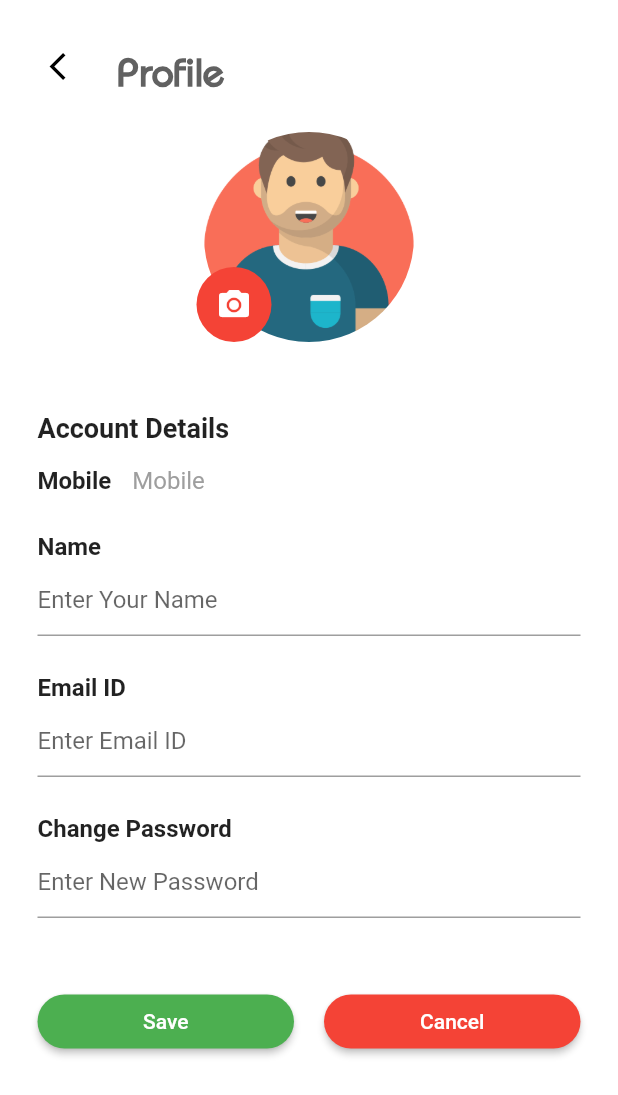
After one commit to ifaraaz/Returndex-Flutter-App, a Flutter app: the ProfilePage screen opened directly, after a tap on the "edit" icon, on a phone screen of 412 x 824 dp. The commit adds this screen. Shown: the top 1095 px of the screen. Run offline on Flutter 3.47's test engine with Material 2 defaults, Android fonts, the phone set to English and light mode, and no system bars; our stand-ins replace bottom_navy_bar, carousel_slider, connectivity, flutter_screenutil, flutter_speed_dial, intro_slider and 2 more; missing offline and left inert: barcode_scan; accounts and stored records are empty; network calls fail.

Commit message:
profile api linked
profile ui complete , api linked but data not connected

```diff
--- a/lib/main.dart
+++ b/lib/main.dart
@@ -1,6 +1,7 @@
 import 'dart:async';
 import 'dart:io';
 import 'package:flutter/material.dart';
+import 'package:flutter/cupertino.dart';
 import 'package:ReturnDex/reuseable/networkUtility.dart';
 import 'package:ReturnDex/ui/login.dart';
 import 'package:ReturnDex/ui/otp_verify.dart';
--- a/lib/reuseable/networkUtility.dart
+++ b/lib/reuseable/networkUtility.dart
@@ -1,5 +1,6 @@
 import 'dart:async';
 import 'dart:convert';
+import 'dart:core';
 import 'package:flutter/material.dart';
 import 'package:http/http.dart' as http;
 import 'package:ReturnDex/model/Auth.dart';
@@ -363,7 +364,50 @@ else{
 
 //---------------------------END-------------------
 
+//--------------------Profile Details----------------
 
+Future<String> getProfileDetails(BuildContext context) async {
+    var endpoint = "/UserProfile/GetUserProfile";
+   var auth_Token =getTokenPreferences();
+    if (authToken != "") {
+
+    String authorization = "Basic "+authToken;
+     print(authorization);
+
+// http get request with paraemeters
+    final url = new Uri.http(host_withoutHTTP, endpoint, );
+
+    Map<String,String> headers = {
+      'Content-Type' : 'application/json',
+      'Accept': 'application/json',
+      'Authorization':authorization,
+    };
+try {
+  final response =
+        await http.get(url, headers: headers);
+
+    final status =response.statusCode;
+    print(status);
+    print(response.body);
+
+
+
+      return "";
+
+
+
+
+
+    } catch (exception) {
+  //	print(exception);
+   // logoutUser();
+		return null;
+  }
+
+}
+}
+
+//---------------------------END-------------------
 
 // Shared Preference to save value in cache for future references
 Future<bool> saveTokenPreferences(String token) async{
--- /dev/null
+++ b/lib/ui/profile.dart
@@ -0,0 +1,365 @@
+import 'package:ReturnDex/reuseable/networkUtility.dart';
+import 'package:ReturnDex/reuseable/slideanimation.dart';
+import 'package:ReturnDex/ui/welcome.dart';
+import 'package:flutter/material.dart';
+import 'package:flutter/widgets.dart';
+import 'package:flutter_screenutil/flutter_screenutil.dart';
+
+class ProfilePage extends StatefulWidget {
+  @override
+  _ProfilePageState createState() => _ProfilePageState();
+}
+
+class _ProfilePageState extends State<ProfilePage> with SingleTickerProviderStateMixin{
+   bool _status = true;
+  final FocusNode myFocusNode = FocusNode();
+
+  @override
+  void initState() {
+    // TODO: implement initState
+    super.initState();
+    getProfileDetails(context);
+  }
+
+  @override
+  Widget build(BuildContext context) {
+    return new Scaffold(
+        body: new Container(
+      color: Colors.white,
+      child: new ListView(
+        children: <Widget>[
+          Column(
+            children: <Widget>[
+              new Container(
+                height: 250.0,
+                color: Colors.white,
+                child: new Column(
+                  children: <Widget>[
+                    Padding(
+                        padding: EdgeInsets.only(left: 20.0, top: 20.0),
+                        child: new Row(
+                          crossAxisAlignment: CrossAxisAlignment.start,
+                          children: <Widget>[
+                            new IconButton(
+                              icon : Icon(Icons.arrow_back_ios),
+                              onPressed: (){
+                                 Navigator.push(context, SlideRightRoute(widget: MyWelcomePage()));
+                              },
+
+                              color: Colors.black,
+                              iconSize: 22.0,
+                            ),
+                            Padding(
+                              padding: EdgeInsets.only(left: 10.0 , top: 12.0),
+                              child: new Text('Profile',
+                                  style: TextStyle(
+                                      fontSize: ScreenUtil(allowFontScaling: true).setSp(50),
+                                        color:Colors.grey.shade700,
+                                        fontFamily: "Bauhaus",
+                                        fontWeight: FontWeight.bold,
+                                      )),
+                            )
+                          ],
+                        )),
+                    Padding(
+                      padding: EdgeInsets.only(top: 20.0),
+                      child: new Stack(fit: StackFit.loose, children: <Widget>[
+                        new Row(
+                          crossAxisAlignment: CrossAxisAlignment.center,
+                          mainAxisAlignment: MainAxisAlignment.center,
+                          children: <Widget>[
+                            new Container(
+                                width: 140.0,
+                                height: 140.0,
+                                decoration: new BoxDecoration(
+                                  shape: BoxShape.circle,
+                                  image: new DecorationImage(
+                                    image: new ExactAssetImage(
+                                        'images/usericon.png'),
+                                    fit: BoxFit.cover,
+                                  ),
+                                )),
+                          ],
+                        ),
+                        Padding(
+                            padding: EdgeInsets.only(top: 90.0, right: 100.0),
+                            child: new Row(
+                              mainAxisAlignment: MainAxisAlignment.center,
+                              children: <Widget>[
+                                new CircleAvatar(
+                                  backgroundColor: Colors.red,
+                                  radius: 25.0,
+                                  child: new Icon(
+                                    Icons.camera_alt,
+                                    color: Colors.white,
+                                  ),
+                                )
+                              ],
+                            )),
+                      ]),
+                    )
+                  ],
+                ),
+              ),
+              new Container(
+                color: Color(0xffFFFFFF),
+                child: Padding(
+                  padding: EdgeInsets.only(bottom: 20.0),
+                  child: new Column(
+                    crossAxisAlignment: CrossAxisAlignment.start,
+                    mainAxisAlignment: MainAxisAlignment.start,
+                    children: <Widget>[
+                      Padding(
+                          padding: EdgeInsets.only(
+                              left: 25.0, right: 25.0, top: 25.0),
+                          child: new Row(
+                            mainAxisAlignment: MainAxisAlignment.spaceBetween,
+                            mainAxisSize: MainAxisSize.max,
+                            children: <Widget>[
+                              new Column(
+                                mainAxisAlignment: MainAxisAlignment.start,
+                                mainAxisSize: MainAxisSize.min,
+                                children: <Widget>[
+                                  new Text(
+                                    'Account Details',
+                                    style: TextStyle(
+                                        fontSize: 18.0,
+                                        fontWeight: FontWeight.bold),
+                                  ),
+                                ],
+                              ),
+                              new Column(
+                                mainAxisAlignment: MainAxisAlignment.end,
+                                mainAxisSize: MainAxisSize.min,
+                                children: <Widget>[
+                                  _status ? _getEditIcon() : new Container(),
+                                ],
+                              )
+                            ],
+                          )),
+
+                          Padding(
+                            padding: EdgeInsets.only(
+                              left: 25.0, right: 25.0, top: 15.0
+                            ),
+                            child: Row(
+                               mainAxisSize: MainAxisSize.max,
+                              children: <Widget>[
+                                new Text(
+                                    'Mobile ',
+                                    style: TextStyle(
+                                        fontSize: 16.0,
+                                        fontWeight: FontWeight.bold),
+                                  ),
+                                SizedBox(width: 10.0,),
+                                new Text(
+                                    'Mobile',
+                                    style: TextStyle(
+                                        fontSize: 16.0,
+                                        color: Colors.grey,
+                                        ),
+                                  ),
+
+                              ],
+                            ),
+                          ),
+                      Padding(
+                          padding: EdgeInsets.only(
+                              left: 25.0, right: 25.0, top: 25.0),
+                          child: new Row(
+                            mainAxisSize: MainAxisSize.max,
+                            children: <Widget>[
+                              new Column(
+                                mainAxisAlignment: MainAxisAlignment.start,
+                                mainAxisSize: MainAxisSize.min,
+                                children: <Widget>[
+                                  new Text(
+                                    'Name',
+                                    style: TextStyle(
+                                        fontSize: 16.0,
+                                        fontWeight: FontWeight.bold),
+                                  ),
+                                ],
+                              ),
+                            ],
+                          )),
+                      Padding(
+                          padding: EdgeInsets.only(
+                              left: 25.0, right: 25.0, top: 2.0),
+                          child: new Row(
+                            mainAxisSize: MainAxisSize.max,
+                            children: <Widget>[
+                              new Flexible(
+                                child: new TextField(
+                                  decoration: const InputDecoration(
+                                    hintText: "Enter Your Name",
+                                  ),
+                                  enabled: !_status,
+                                  autofocus: !_status,
+
+                                ),
+                              ),
+                            ],
+                          )),
+                      Padding(
+                          padding: EdgeInsets.only(
+                              left: 25.0, right: 25.0, top: 25.0),
+                          child: new Row(
+                            mainAxisSize: MainAxisSize.max,
+                            children: <Widget>[
+                              new Column(
+                                mainAxisAlignment: MainAxisAlignment.start,
+                                mainAxisSize: MainAxisSize.min,
+                                children: <Widget>[
+                                  new Text(
+                                    'Email ID',
+                                    style: TextStyle(
+                                        fontSize: 16.0,
+                                        fontWeight: FontWeight.bold),
+                                  ),
+                                ],
+                              ),
+                            ],
+                          )),
+                      Padding(
+                          padding: EdgeInsets.only(
+                              left: 25.0, right: 25.0, top: 2.0),
+                          child: new Row(
+                            mainAxisSize: MainAxisSize.max,
+                            children: <Widget>[
+                              new Flexible(
+                                child: new TextField(
+                                  decoration: const InputDecoration(
+                                      hintText: "Enter Email ID"),
+                                  enabled: !_status,
+                                ),
+                              ),
+                            ],
+                          )),
+                      Padding(
+                          padding: EdgeInsets.only(
+                              left: 25.0, right: 25.0, top: 25.0),
+                          child: new Row(
+                            mainAxisSize: MainAxisSize.max,
+                            children: <Widget>[
+                              new Column(
+                                mainAxisAlignment: MainAxisAlignment.start,
+                                mainAxisSize: MainAxisSize.min,
+                                children: <Widget>[
+                                  new Text(
+                                    'Change Password',
+                                    style: TextStyle(
+                                        fontSize: 16.0,
+                                        fontWeight: FontWeight.bold),
+                                  ),
+                                ],
+                              ),
+                            ],
+                          )),
+                      Padding(
+                          padding: EdgeInsets.only(
+                              left: 25.0, right: 25.0, top: 2.0),
+                          child: new Row(
+                            mainAxisSize: MainAxisSize.max,
+                            children: <Widget>[
+                              new Flexible(
+                                child: new TextField(
+                                  decoration: const InputDecoration(
+                                      hintText: "Enter New Password"),
+                                  enabled: !_status,
+                                ),
+                              ),
+                            ],
+                          )),
+
+
+                      !_status ? _getActionButtons() : new Container(),
+                    ],
+                  ),
+                ),
+              )
+            ],
+          ),
+        ],
+      ),
+    ));
+  }
+
+  @override
+  void dispose() {
+    // Clean up the controller when the Widget is disposed
+    myFocusNode.dispose();
+    super.dispose();
+  }
+
+  Widget _getActionButtons() {
+    return Padding(
+      padding: EdgeInsets.only(left: 25.0, right: 25.0, top: 45.0),
+      child: new Row(
+        mainAxisSize: MainAxisSize.max,
+        mainAxisAlignment: MainAxisAlignment.start,
+        children: <Widget>[
+          Expanded(
+            child: Padding(
+              padding: EdgeInsets.only(right: 10.0),
+              child: Container(
+                  child: new RaisedButton(
+                child: new Text("Save"),
+                textColor: Colors.white,
+                color: Colors.green,
+                onPressed: () {
+                  setState(() {
+                    _status = true;
+                    FocusScope.of(context).requestFocus(new FocusNode());
+                  });
+                },
+                shape: new RoundedRectangleBorder(
+                    borderRadius: new BorderRadius.circular(20.0)),
+              )),
+            ),
+            flex: 2,
+          ),
+          Expanded(
+            child: Padding(
+              padding: EdgeInsets.only(left: 10.0),
+              child: Container(
+                  child: new RaisedButton(
+                child: new Text("Cancel"),
+                textColor: Colors.white,
+                color: Colors.red,
+                onPressed: () {
+                  setState(() {
+                    _status = true;
+                    FocusScope.of(context).requestFocus(new FocusNode());
+                  });
+                },
+                shape: new RoundedRectangleBorder(
+                    borderRadius: new BorderRadius.circular(20.0)),
+              )),
+            ),
+            flex: 2,
+          ),
+        ],
+      ),
+    );
+  }
+
+  Widget _getEditIcon() {
+    return new GestureDetector(
+      child: new CircleAvatar(
+        backgroundColor: Colors.red,
+        radius: 14.0,
+        child: new Icon(
+          Icons.edit,
+          color: Colors.white,
+          size: 16.0,
+        ),
+      ),
+      onTap: () {
+        setState(() {
+          _status = false;
+        });
+      },
+    );
+  }
+}
--- a/lib/ui/welcome.dart
+++ b/lib/ui/welcome.dart
@@ -1,4 +1,5 @@
 import 'package:ReturnDex/reuseable/networkUtility.dart';
+import 'package:ReturnDex/ui/profile.dart';
 import 'package:flutter/material.dart';
 import 'package:flutter_screenutil/flutter_screenutil.dart';
 import 'tags.dart';
@@ -121,7 +122,7 @@ Future<bool> _onBackPressed() {
                                      SizedBox(width:ScreenUtil.getInstance().setWidth(16)),
                                     InkWell(
                                       onTap: (){
-
+                                        Navigator.push(context, SlideLeftRoute(widget: ProfilePage()));
                                       },
                                       child: Container(
                                         height: ScreenUtil.getInstance().setHeight(100),
--- a/lib/walkthrough.dart
+++ b/lib/walkthrough.dart
@@ -1,4 +1,5 @@
 import 'package:flutter/material.dart';
+import 'package:flutter/cupertino.dart';
 import 'package:intro_slider/intro_slider.dart';
 import 'package:ReturnDex/ui/welcome.dart';
 
```
